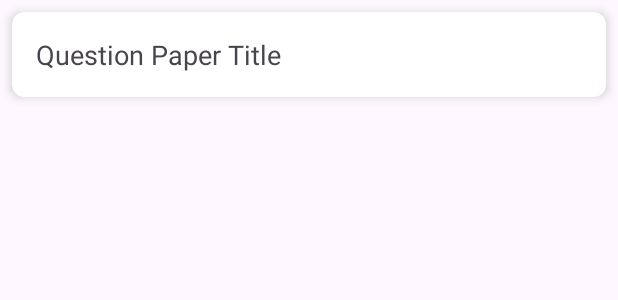
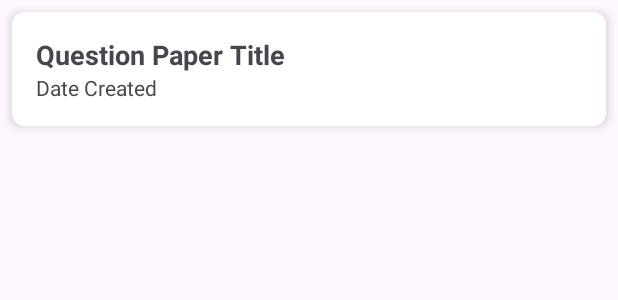
Before and after one commit to ammare03/ExamForge, an Android app: the layout item_question_paper.xml on its own in the app's theme, with its tools: preview values and no code run, on a phone screen of 412 x 824 dp. Shown: the top 300 px of the screen. Run offline under Robolectric (Android 15) with nearby library versions, the phone set to English and light mode, and no system bars.

Commit message:
Question Paper History with Room

```diff
--- a/app/src/main/java/com/example/examforge/model/AppDatabase.java
+++ b/app/src/main/java/com/example/examforge/model/AppDatabase.java
@@ -13,7 +13,7 @@ public abstract class AppDatabase extends RoomDatabase {
 
     public static AppDatabase getDatabase(Context context) {
         if (INSTANCE == null) {
-            synchronized(AppDatabase.class) {
+            synchronized (AppDatabase.class) {
                 if (INSTANCE == null) {
                     INSTANCE = Room.databaseBuilder(context.getApplicationContext(),
                                     AppDatabase.class, "examforge_database")
--- a/app/src/main/java/com/example/examforge/model/QuestionPaper.java
+++ b/app/src/main/java/com/example/examforge/model/QuestionPaper.java
@@ -11,7 +11,6 @@ public class QuestionPaper {
     private String filePath;
     private long createdAt;
 
-    // Constructor
     public QuestionPaper(String title, String filePath, long createdAt) {
         this.title = title;
         this.filePath = filePath;
--- a/app/src/main/res/layout/item_question_paper.xml
+++ b/app/src/main/res/layout/item_question_paper.xml
@@ -8,11 +8,25 @@
     app:cardCornerRadius="8dp"
     app:cardElevation="4dp">
 
-    <TextView
-        android:id="@+id/tvPaperTitle"
+    <LinearLayout
         android:layout_width="match_parent"
         android:layout_height="wrap_content"
         android:padding="16dp"
-        android:text="Question Paper Title"
-        android:textSize="18sp"/>
+        android:orientation="vertical">
+
+        <TextView
+            android:id="@+id/tvPaperTitle"
+            android:layout_width="match_parent"
+            android:layout_height="wrap_content"
+            android:text="Question Paper Title"
+            android:textSize="18sp"
+            android:textStyle="bold" />
+
+        <TextView
+            android:id="@+id/tvPaperDate"
+            android:layout_width="match_parent"
+            android:layout_height="wrap_content"
+            android:text="Date Created"
+            android:textSize="14sp" />
+    </LinearLayout>
 </androidx.cardview.widget.CardView>
--- /dev/null
+++ b/app/src/main/res/xml/file_paths.xml
@@ -0,0 +1,5 @@
+<?xml version="1.0" encoding="utf-8"?>
+<paths xmlns:android="http://schemas.android.com/apk/res/android">
+    <!-- Grant access to the public Documents directory -->
+    <external-path name="documents" path="Documents/" />
+</paths>
--- a/gradle.properties
+++ b/gradle.properties
@@ -20,4 +20,4 @@ android.useAndroidX=true
 # thereby reducing the size of the R class for that library
 android.nonTransitiveRClass=true
 
-chatGptApiKey=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
+chatGptApiKey=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
```
Also changed, not shown: app/src/main/AndroidManifest.xml (+9 -0 lines), app/src/main/java/com/example/examforge/repository/QuestionPaperHistoryRepository.java (+2 -6 lines), app/src/main/java/com/example/examforge/view/activities/CreateQuestionPaperActivity.java (+11 -10 lines), app/src/main/java/com/example/examforge/view/activities/HomeActivity.java (+16 -10 lines), app/src/main/java/com/example/examforge/view/activities/PreviewActivity.java (+16 -4 lines), app/src/main/res/layout/activity_home.xml (+10 -14 lines), app/src/main/res/layout/activity_preview.xml (+10 -0 lines), 1 other file.
